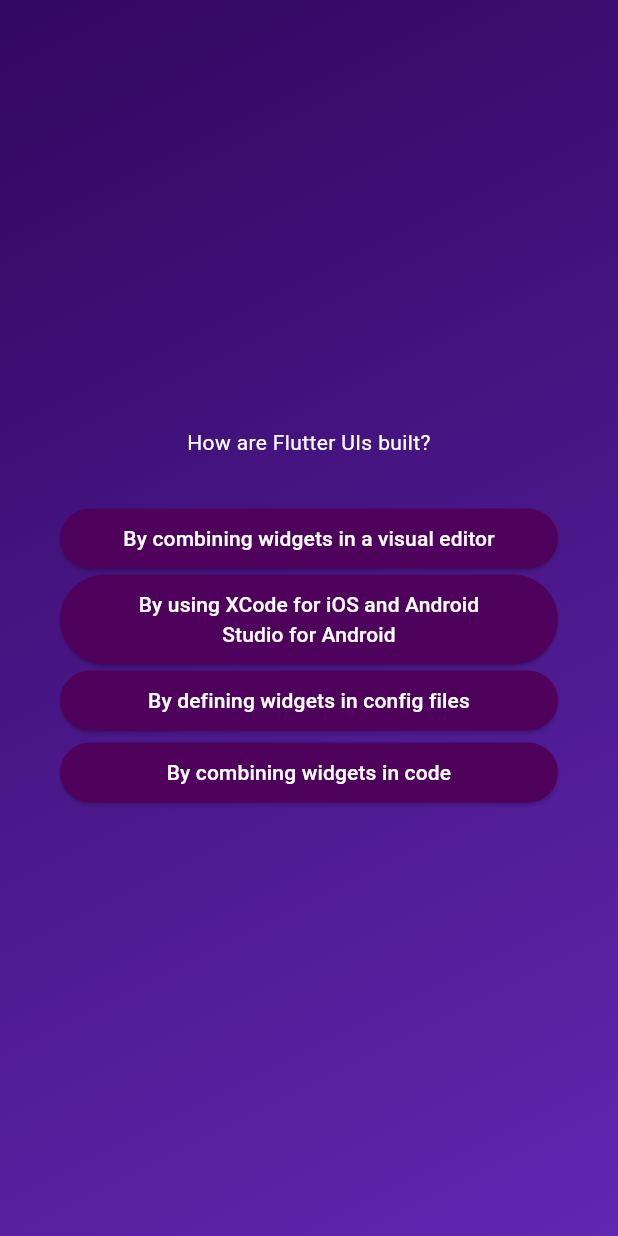
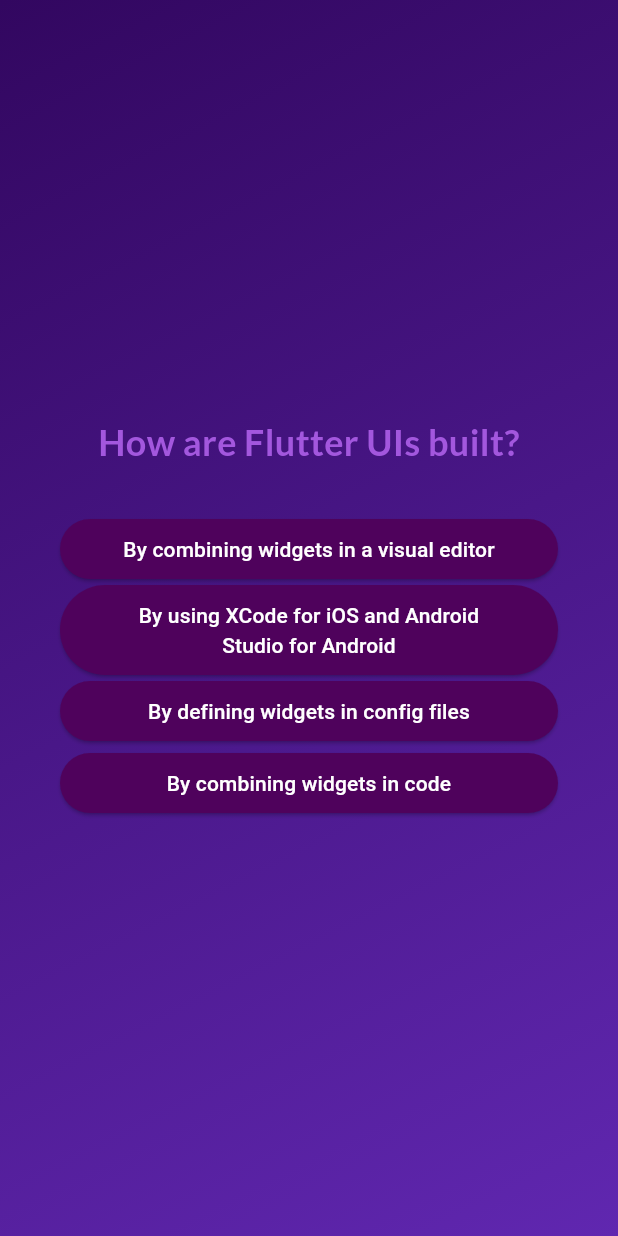
Before and after one commit to yash-kumar2/quiz_app, a Flutter app: the screen it shows after launch, after a tap on "Start Quiz", after a tap on "Components", on a phone screen of 412 x 824 dp. Run offline on Flutter 3.47's test engine with Material 3 defaults, Android fonts, the phone set to English and light mode, and no system bars; our stand-ins replace google_fonts.

Commit message:
adding foogle fonts

```diff
--- a/lib/questions_screen.dart
+++ b/lib/questions_screen.dart
@@ -1,8 +1,11 @@
 import 'package:flutter/material.dart';
+import 'package:flutter/widgets.dart';
 import 'package:quiz_app/answer_button.dart';
 import 'package:quiz_app/data/questions.dart';
+import 'package:google_fonts/google_fonts.dart';
 class QuestionsScreen extends StatefulWidget{
-  const QuestionsScreen({super.key});
+  const QuestionsScreen({super.key,required this.onSelectAnswer,});
+  final void Function(String answer) onSelectAnswer;
   @override
   State<QuestionsScreen> createState(){
     return _QuestionsScreenState();
@@ -10,7 +13,8 @@ class QuestionsScreen extends StatefulWidget{
 }
 class _QuestionsScreenState extends State<QuestionsScreen>{
   var currentQuestionIndex=0;
-  void answerQuestion(){
+  void answerQuestion(String selectedAnswer){
+    widget.onSelectAnswer(selectedAnswer);
     setState(() {currentQuestionIndex++;});
 
   }
@@ -28,13 +32,16 @@ class _QuestionsScreenState extends State<QuestionsScreen>{
           crossAxisAlignment: CrossAxisAlignment.stretch,
           children:[
             Text(currentQuestion.text,
-            style: TextStyle(
-              color:  Colors.white,
+            style: GoogleFonts.lato(
+              color: Color.fromARGB(255, 163, 87, 222),
+              fontSize:24,
+              fontWeight:FontWeight.bold,
             ),
             textAlign: TextAlign.center,),
             const SizedBox(height: 30),
             ...currentQuestion.getShuffledAnswers().map((answer){
-              return AnswerButton(answerText: answer, onTap: answerQuestion);
+              return AnswerButton(answerText: answer, onTap: (){answerQuestion(answer);
+              });
             }),
 
 
--- a/lib/quiz.dart
+++ b/lib/quiz.dart
@@ -14,11 +14,15 @@ class Quiz extends StatefulWidget{
 }
 
 class _QuizState extends State<Quiz>{
+  final List<String> selectedAnswers=[];
   var activeScreen='start-screen';
   void switchScreen(){
     setState(() {
       activeScreen='questions-screen';
     });
+  }
+  void chooseAnswer(String answer){
+    selectedAnswers.add(answer);
   }
   @override
   Widget build(context){
@@ -37,7 +41,7 @@ class _QuizState extends State<Quiz>{
           ),
           child: activeScreen=='start-screen'
           ? StartScreen(switchScreen)
-          :const QuestionsScreen()),
+          :QuestionsScreen(onSelectAnswer: chooseAnswer,)),
 
 
       ),
--- a/lib/start_screen.dart
+++ b/lib/start_screen.dart
@@ -1,4 +1,5 @@
 import 'package:flutter/material.dart';
+import 'package:google_fonts/google_fonts.dart';
 
 class StartScreen extends StatelessWidget {
   const StartScreen (this.startQuiz,{super.key});
@@ -12,8 +13,8 @@ return   Center(child:  Column(
   width: 300,
   color: const Color.fromARGB(126, 255, 255, 255),),
   const SizedBox(height: 80,),
-  const Text('Learn flutter the fun way',
-  style: TextStyle(
+  Text('Learn flutter the fun way',
+  style: GoogleFonts.lato(
     color: Color.fromARGB(255, 220, 208, 243),
     fontSize: 20,
   ),),
```
